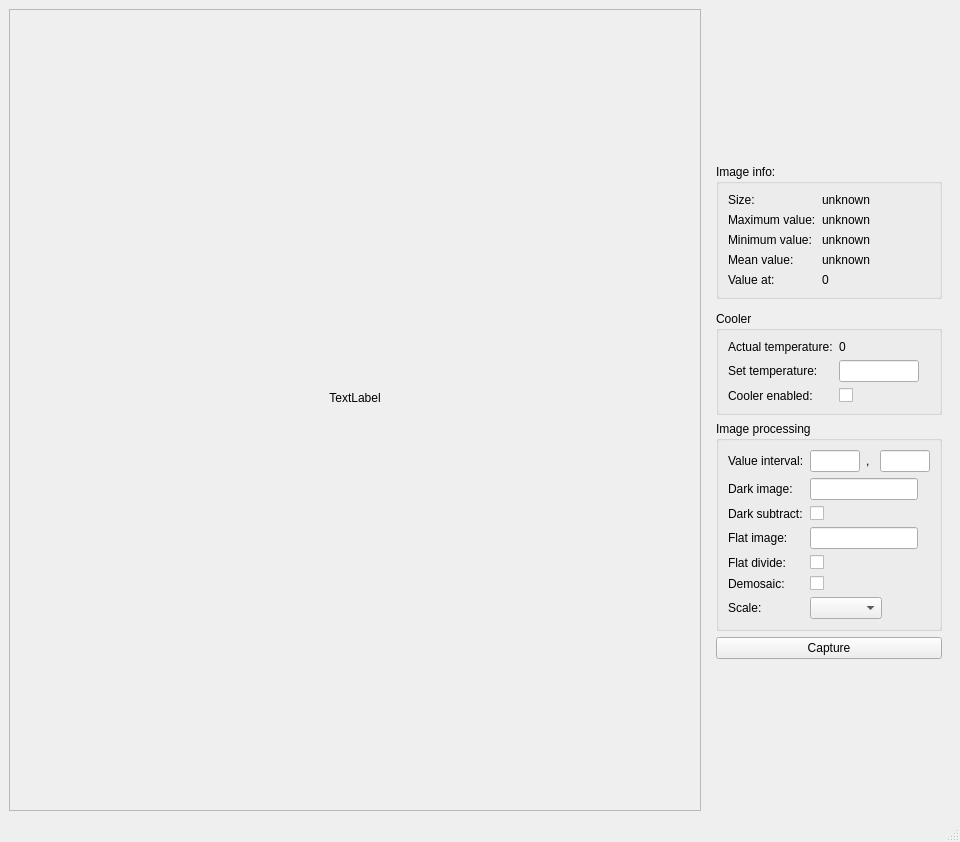
Old version of the form gui/capturewindow.ui in the repository AndreasFMueller/AstroPhotography.
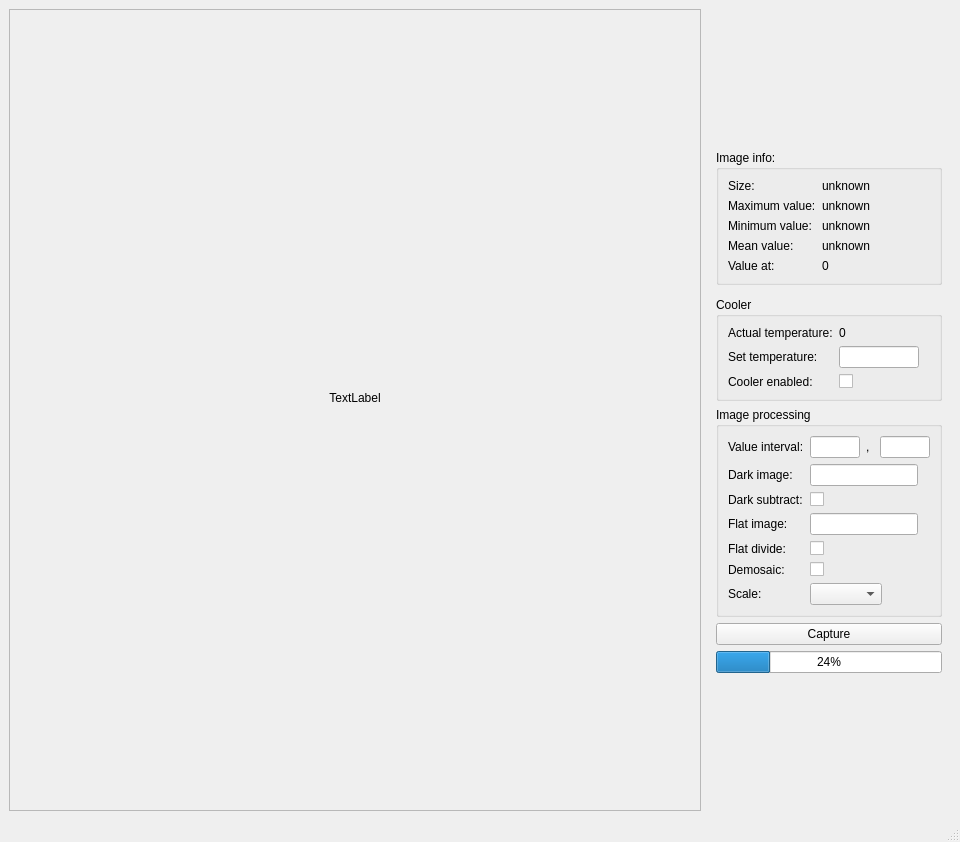
New version of the form. Custom widgets are drawn as their Qt base class.

What changed in the file:
```diff
--- a/gui/capturewindow.ui
+++ b/gui/capturewindow.ui
@@ -389,6 +389,16 @@
          </property>
         </widget>
        </item>
+       <item>
+        <widget class="QProgressBar" name="captureProgressBar">
+         <property name="value">
+          <number>24</number>
+         </property>
+         <property name="textVisible">
+          <bool>true</bool>
+         </property>
+        </widget>
+       </item>
       </layout>
      </widget>
     </item>
```
Left out of the diff: 2 changed lines with no effect on the pictures.
